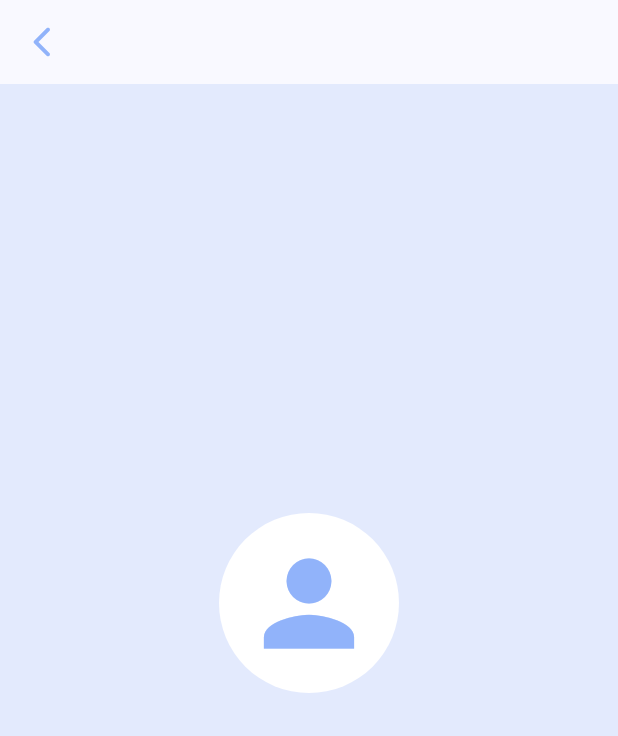
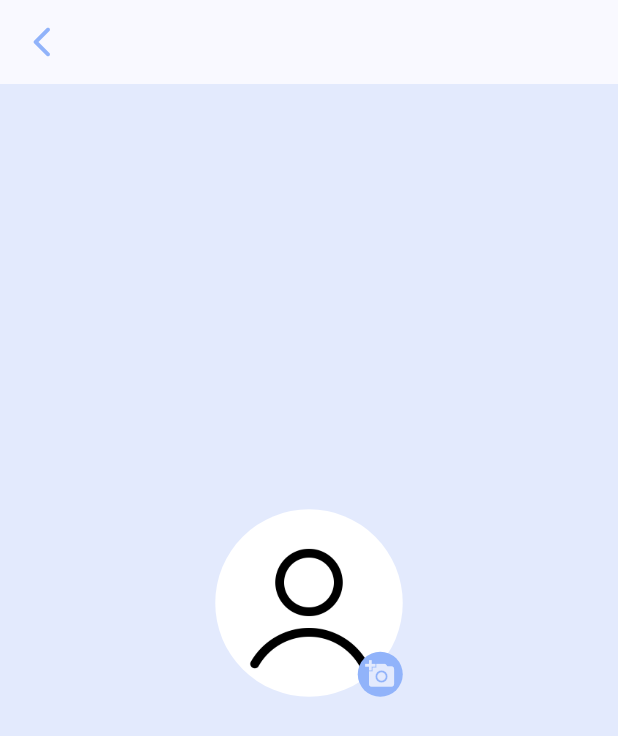
Before and after one commit to Rofiq126/Chat-App, a Flutter app: the ProfileScreen screen opened directly, on a phone screen of 412 x 824 dp. Shown: the top 736 px of the screen. Run offline on Flutter 3.47's test engine with Material 2 defaults, Android fonts, the light colour scheme and no system bars; our stand-ins replace awesome_snackbar_content, chat_bubbles, cloud_firestore, file_picker, firebase_auth, firebase_core and 2 more; accounts and stored records are empty.

Commit message:
add features change profile photo

```diff
--- a/lib/firebase_service/constant_firebase_service.dart
+++ b/lib/firebase_service/constant_firebase_service.dart
@@ -2,6 +2,7 @@ import 'package:chat_app/model/message_model.dart';
 import 'package:chat_app/model/user_model.dart';
 import 'package:cloud_firestore/cloud_firestore.dart';
 import 'package:firebase_auth/firebase_auth.dart';
+import 'package:firebase_storage/firebase_storage.dart';
 
 class ConstantFirebaseService {
   static FirebaseAuth firebaseAuth = FirebaseAuth.instance;
@@ -70,4 +71,9 @@ class ConstantFirebaseService {
     return await firebaseFirestore.collection('users').doc(docId).update(
         {'lastMessage': lastMessage, 'lastMessageTime': DateTime.now()});
   }
+
+  static Future uploadImageProfile(
+      {required var path, required var file}) async {
+    FirebaseStorage.instance.ref().child(path).putFile(file);
+  }
 }
--- a/lib/view/profile_screen/profile_screen.dart
+++ b/lib/view/profile_screen/profile_screen.dart
@@ -1,3 +1,5 @@
+import 'dart:io';
+
 import 'package:chat_app/common/styles.dart';
 import 'package:chat_app/view_model/chat_view_model.dart';
 import 'package:flutter/material.dart';
@@ -32,18 +34,58 @@ class _ProfileScreenState extends State<ProfileScreen> {
         child: Column(
           mainAxisAlignment: MainAxisAlignment.center,
           children: [
+            Stack(
+              children: [
                 Container(
-              width: 120,
-              height: 120,
+                  width: 125,
+                  height: 125,
                   decoration: BoxDecoration(
                     color: Colors.white,
                     borderRadius: BorderRadius.circular(100),
                   ),
+                  child: ClipOval(
+                    child: viewModel.pickedFile != null
+                        ? Image.file(
+                            File(viewModel.pickedFile!.path!),
+                            fit: BoxFit.cover,
+                          )
+                        : Image.asset(
+                            'assets/icons/empty_user_icon.png',
+                            fit: BoxFit.cover,
+                          ),
+                  ),
+                ),
+                Positioned(
+                  bottom: 0.0,
+                  right: 0.0,
+                  child: InkWell(
+                    onTap: () async {
+                      const Center(
+                        child: CircularProgressIndicator(
+                            color: Styles.secondryColor),
+                      );
+                      await viewModel
+                          .pickFiles()
+                          .then((value) => viewModel.uploadImageProfile())
+                          .then((value) => Navigator.push(
+                              context,
+                              MaterialPageRoute(
+                                  builder: (_) => const ProfileScreen())));
+                    },
+                    child: Container(
+                        width: 30,
+                        height: 30,
+                        decoration: BoxDecoration(
+                            color: Styles.secondryColor,
+                            borderRadius: BorderRadius.circular(100)),
                         child: const Icon(
-                Icons.person,
-                color: Styles.secondryColor,
-                size: 90,
+                          Icons.add_a_photo,
+                          color: Styles.whiteColor,
+                          size: 20,
+                        )),
                   ),
+                )
+              ],
             ),
             const SizedBox(
               height: 20,
--- a/pubspec.yaml
+++ b/pubspec.yaml
@@ -45,6 +45,8 @@ dependencies:
   chat_bubbles: ^1.5.0
   badges: ^3.1.2
   intl: ^0.18.1
+  file_picker: ^5.5.0
+  firebase_storage: ^11.2.6
 
 
 dev_dependencies:
```
Also changed, not shown: lib/view_model/chat_view_model.dart (+28 -0 lines), assets/icons/empty_user_icon.png (added), pubspec.lock, 1 other file. Lines whose indentation alone changed are shown as unchanged.
